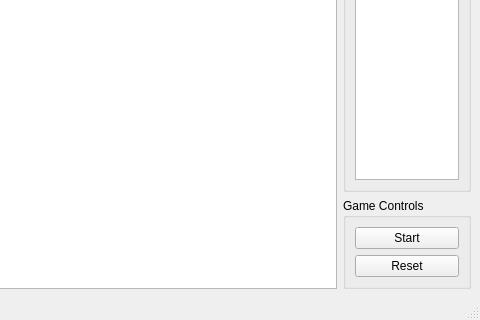
First picture: the form in src/view/MainWindow.ui, repository the-butterfly-effect/tbe, before the edit; both pictures show x 244 to 724 and y 281 to 601 of the 724 by 601 pixel window.
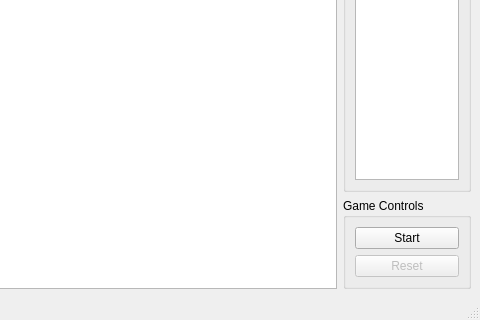
Second picture: the form after the edit.

Commit message: bugfix: disable RESET button on MainWindow start.

Patch:
```diff
--- a/src/view/MainWindow.ui
+++ b/src/view/MainWindow.ui
@@ -89,6 +89,9 @@
          <property name="text">
           <string>Reset</string>
          </property>
+         <property name="enabled">
+          <bool>false</bool>
+         </property>
         </widget>
        </item>
       </layout>
```
The commit also changes 1 other file.
